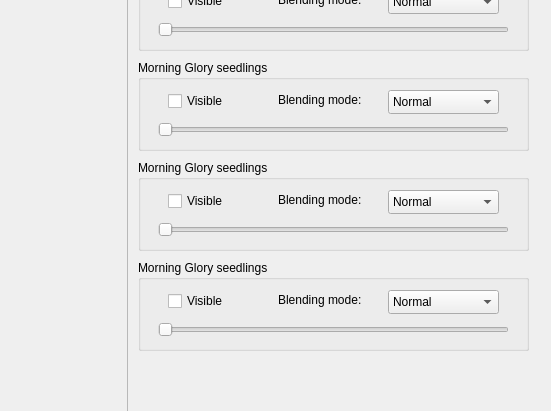
Before: the Qt Designer form mywindow.ui in jasienieckih/lgim8, drawn with Qt 5; both pictures show x 682 to 1233 and y 150 to 561 of the 1233 by 682 pixel window.
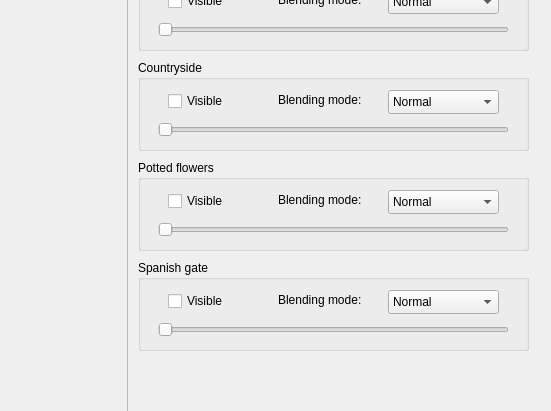
After: the same form once the commit is applied.

Commit message: Update labels on the added three pictures

```diff
--- a/mywindow.ui
+++ b/mywindow.ui
@@ -253,7 +253,7 @@
      </rect>
     </property>
     <property name="title">
-     <string>Morning Glory seedlings</string>
+     <string>Countryside</string>
     </property>
     <widget class="QCheckBox" name="checkBoxVisible03">
      <property name="geometry">
@@ -353,7 +353,7 @@
      </rect>
     </property>
     <property name="title">
-     <string>Morning Glory seedlings</string>
+     <string>Potted flowers</string>
     </property>
     <widget class="QCheckBox" name="checkBoxVisible04">
      <property name="geometry">
@@ -453,7 +453,7 @@
      </rect>
     </property>
     <property name="title">
-     <string>Morning Glory seedlings</string>
+     <string>Spanish gate</string>
     </property>
     <widget class="QCheckBox" name="checkBoxVisible05">
      <property name="geometry">
```
